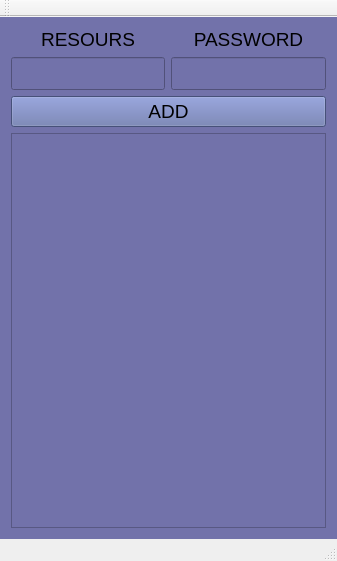
Before: the Qt Designer form QtPasswordManager.ui in VoiceShifter/QtPassword, drawn with Qt 5.
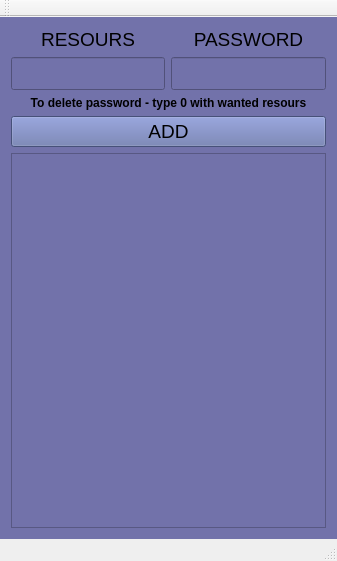
After: the same form once the commit is applied.

Commit message: feat: Added deleting function style: Added hint for deleting password

```diff
--- a/QtPasswordManager.ui
+++ b/QtPasswordManager.ui
@@ -114,6 +114,23 @@
         </item>
        </layout>
       </item>
+      <item>
+       <widget class="QLabel" name="label">
+        <property name="font">
+         <font>
+          <pointsize>9</pointsize>
+          <weight>75</weight>
+          <bold>true</bold>
+         </font>
+        </property>
+        <property name="text">
+         <string>To delete password - type 0 with wanted resours</string>
+        </property>
+        <property name="alignment">
+         <set>Qt::AlignCenter</set>
+        </property>
+       </widget>
+      </item>
       <item>
        <widget class="QPushButton" name="WritingPasswordButton">
         <property name="sizePolicy">
@@ -165,7 +182,7 @@
            <x>0</x>
            <y>0</y>
            <width>315</width>
-           <height>379</height>
+           <height>359</height>
           </rect>
          </property>
         </widget>
```
The commit also changes 1 other file.
